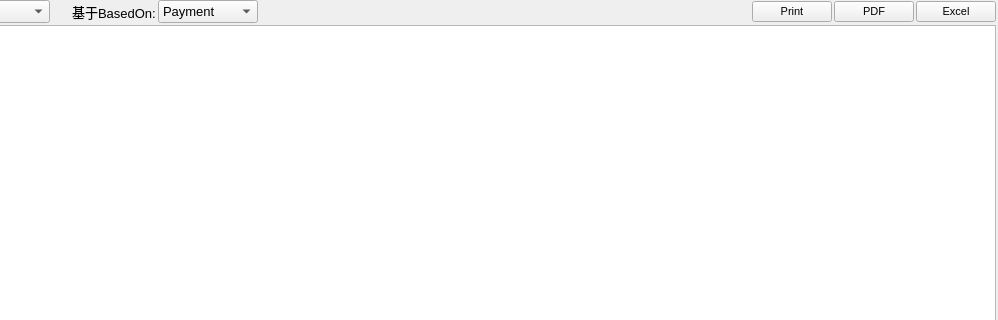
golden7602/zion, file Ui/FormReport_Day.ui: the form before one commit; both pictures show x 108 to 1106 and y 0 to 320 of the 1106 by 541 pixel window.
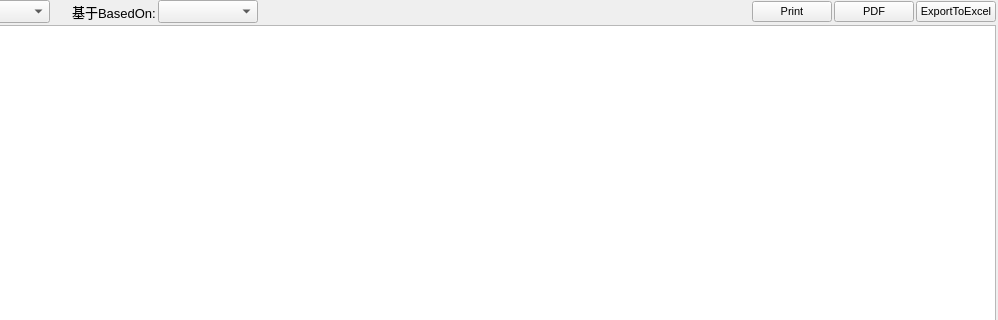
The form after the commit. Icons and pictures are not drawn.

What changed in the file:
```diff
--- a/Ui/FormReport_Day.ui
+++ b/Ui/FormReport_Day.ui
@@ -96,16 +96,6 @@
            <height>0</height>
           </size>
          </property>
-         <item>
-          <property name="text">
-           <string>Payment</string>
-          </property>
-         </item>
-         <item>
-          <property name="text">
-           <string>Receivables</string>
-          </property>
-         </item>
         </widget>
        </item>
        <item>
@@ -173,7 +163,7 @@
           </font>
          </property>
          <property name="text">
-          <string>Excel</string>
+          <string>ExportToExcel</string>
          </property>
          <property name="icon">
           <iconset>
```
Left out of the diff: 4 changed lines with no effect on the pictures.
